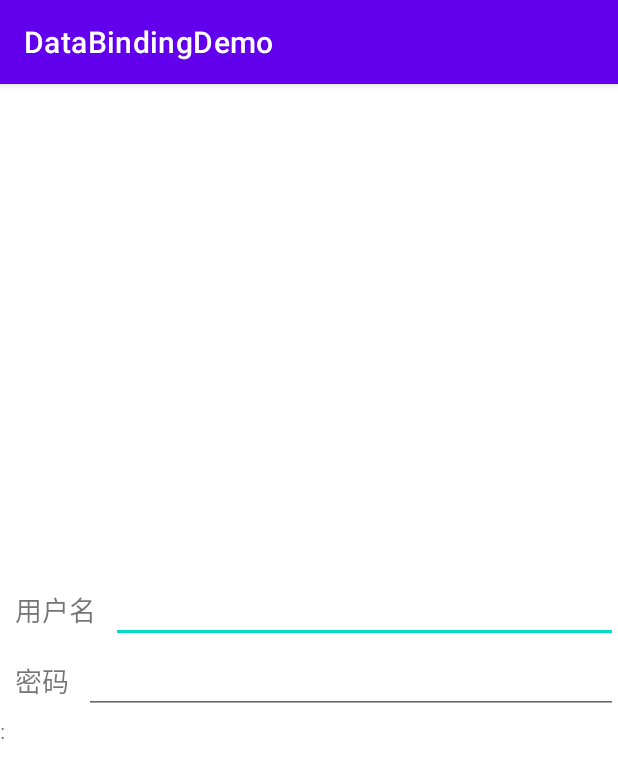
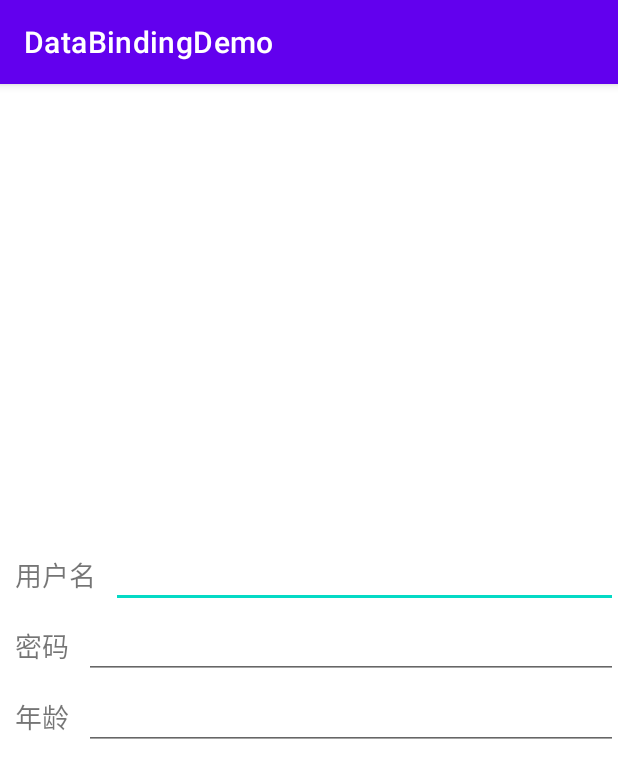
Before and after one commit to songlin0859/DataBindingDemo, an Android app: the LoginActivity screen opened directly, with no data from a screen before it, on a phone screen of 412 x 824 dp. Shown: the top 778 px of the screen. Run offline under Robolectric (Android 15) with nearby library versions, the phone set to English and light mode, and no system bars; our stand-ins replace data binding.

Commit message:
注解Bindable&InverseMethod ok

```diff
--- a/app/src/main/res/layout/activity_login.xml
+++ b/app/src/main/res/layout/activity_login.xml
@@ -29,7 +29,6 @@
                 android:textSize="18sp" />
 
             <EditText
-                android:id="@+id/userName"
                 android:layout_width="match_parent"
                 android:layout_height="wrap_content"
                 android:text="@={login.name}"
@@ -50,10 +49,30 @@
                 android:textSize="18sp" />
 
             <EditText
-                android:id="@+id/password"
                 android:layout_width="match_parent"
                 android:layout_height="wrap_content"
                 android:text="@={login.password}"
+                android:ems="10" />
+        </LinearLayout>
+
+        <LinearLayout
+            android:layout_width="match_parent"
+            android:layout_height="wrap_content"
+            android:gravity="center_vertical"
+            android:orientation="horizontal">
+
+            <TextView
+                android:layout_width="wrap_content"
+                android:layout_height="wrap_content"
+                android:padding="10dp"
+                android:text="年龄"
+                android:textSize="18sp" />
+
+            <EditText
+                android:id="@+id/age"
+                android:layout_width="match_parent"
+                android:layout_height="wrap_content"
+                android:text="@={com.sl.databindingdemo.inversemethod.InverseMethodUtilKt.intToString(login.age)}"
                 android:ems="10" />
         </LinearLayout>
 
```
Also changed, not shown: app/src/main/java/com/sl/databindingdemo/bean/LoginBean.kt (+14 -6 lines), app/src/main/java/com/sl/databindingdemo/inversemethod/InverseMethodUtil.java (added, +18 -0 lines), app/src/main/java/com/sl/databindingdemo/inversemethod/InverseMethodUtil.kt (added, +22 -0 lines), 1 other file.
